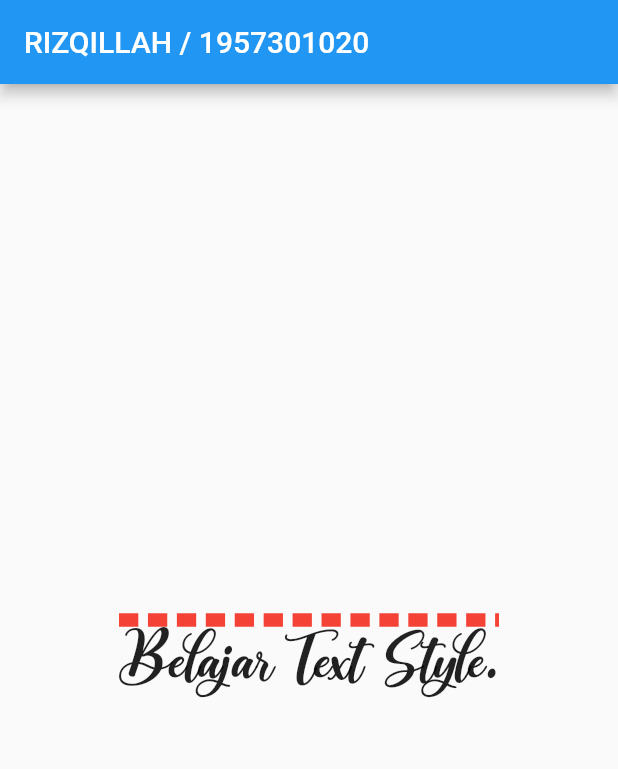
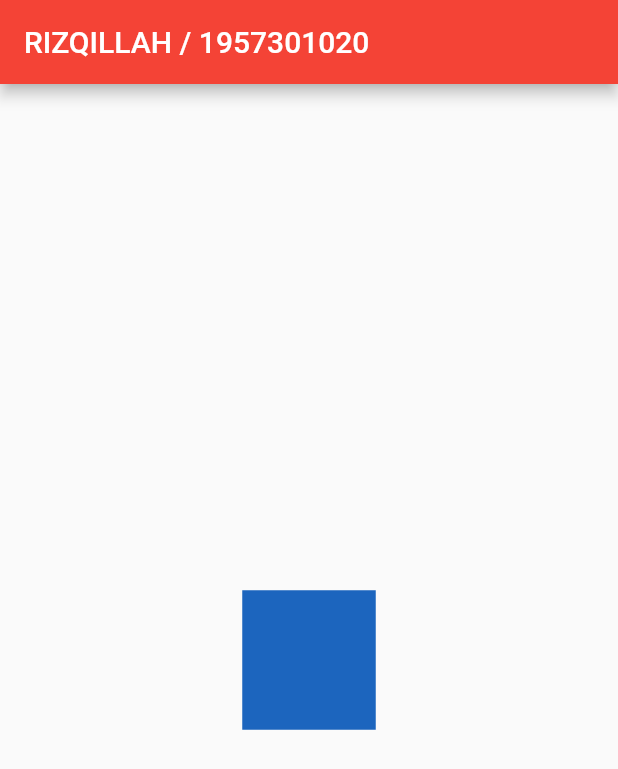
Before and after one commit to rizqillah-pnl/Belajar_Flutter, a Flutter app: the screen it shows after launch, on a phone screen of 412 x 824 dp. Shown: the top 769 px of the screen. Run offline on Flutter 3.47's test engine with Material 2 defaults, Android fonts, the phone set to English and light mode, and no system bars.

```diff
--- a/lib/main.dart
+++ b/lib/main.dart
@@ -1,19 +1,30 @@
 import 'package:flutter/material.dart';
+import 'dart:math';
 
 void main() => runApp(MyApp());
 
-class MyApp extends StatelessWidget {
+class MyApp extends StatefulWidget {
+  @override
+  _MyAppState createState() => _MyAppState();
+}
+
+class _MyAppState extends State<MyApp> {
+  Random random = Random();
+
   @override
   Widget build(BuildContext context) {
     return MaterialApp(
       home: Scaffold(
         appBar: AppBar(
           title: Text("RIZQILLAH / 1957301020"),
+          backgroundColor: Colors.red,
         ),
         body: Center(
-          child: Text(
-            "Belajar Text Style.",
-            style: TextStyle(fontFamily: "CrashLandingBB", fontSize: 45, decoration: TextDecoration.overline, decorationColor: Colors.red, decorationThickness: 4, decorationStyle: TextDecorationStyle.dashed),
+          child: AnimatedContainer(
+            color: Color.fromARGB(255, random.nextInt(256), random.nextInt(256), random.nextInt(256)),
+            duration: Duration(seconds: 1),
+            width: 50.0 + random.nextInt(101),
+            height: 50.0 + random.nextInt(101),
           ),
         ),
       ),
--- a/lib/main8.dart
+++ /dev/null
@@ -1,10 +0,0 @@
-import 'package:flutter/material.dart';
-
-void main() => runApp(MyApp());
-
-class MyApp extends StatefulWidget {
-  @override
-  _MyAppState createState() => _MyAppState();
-}
-
-class _MyAppState extends State<MyApp> {}
```
Also changed, not shown: lib/main7.dart (added, +22 -0 lines), 1 other file.
